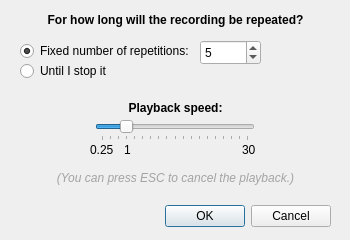
Knedme/TaskEcho, file ui/config.ui: the form before one commit.
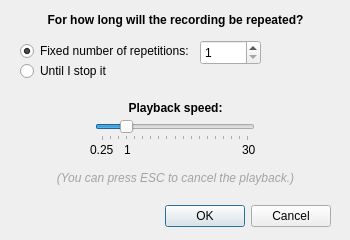
The form after the commit.

Commit message: okay that 5 is actually kinda annoying

Diff of the .ui file:
```diff
--- a/ui/config.ui
+++ b/ui/config.ui
@@ -106,7 +106,7 @@
     <number>99999</number>
    </property>
    <property name="value">
-    <number>5</number>
+    <number>1</number>
    </property>
   </widget>
   <widget class="QRadioButton" name="infinite_radio">
```
